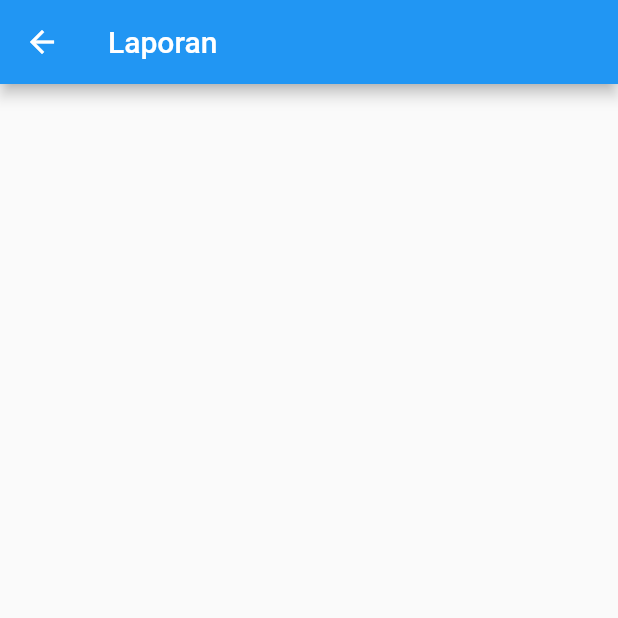
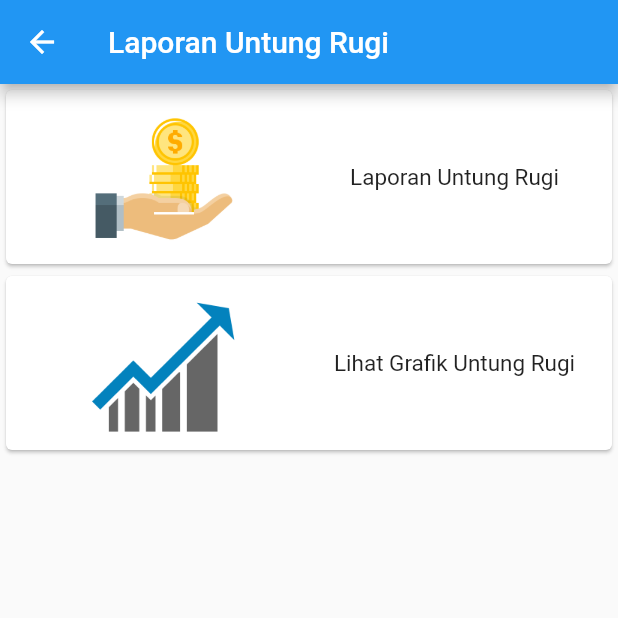
Before and after one commit to arifatun09/Proyek1_ProfitNote, a Flutter app: the Laporan screen opened by its route, on a phone screen of 412 x 824 dp, the top half of it. Run offline on Flutter 3.47's test engine with Material 2 defaults, Android fonts, the phone set to English and light mode, and no system bars.

Commit message:
penambahan menu laporan

```diff
--- a/lib/pages/laporan.dart
+++ b/lib/pages/laporan.dart
@@ -7,7 +7,71 @@ class Laporan extends StatelessWidget {
   Widget build(BuildContext context) {
     return Scaffold(
       appBar: AppBar(
-        title: const Text('Laporan'),
+        title: const Text('Laporan Untung Rugi'),
+      ),
+    body: Column(
+        children: [
+          Card(
+            child: InkWell(
+              onTap: () {
+                Navigator.pushNamed(context, '/modal');
+              },
+              child: Container(
+                margin: const EdgeInsets.all(8),
+                child: Row(
+                  children: const [
+                    Expanded(
+                      child: Image(
+                        image: AssetImage('assets/images/laporanuntung.png'),
+                        width: 100,
+                        height: 100,
+                      ),
+                    ),
+                    Expanded(
+                      child: Text(
+                        'Laporan Untung Rugi',
+                        textAlign: TextAlign.center,
+                        style: TextStyle(
+                          fontSize: 15,
+                        ),
+                      ),
+                    ),
+                  ],
+                ),
+              ),
+            ),
+          ),
+          Card(
+            child: InkWell(
+              onTap: () {
+                Navigator.pushNamed(context, '/lihat_grafik_untungrugi');
+              },
+              child: Container(
+                margin: const EdgeInsets.all(8),
+                child: Row(
+                  children: const [
+                    Expanded(
+                      child: Image(
+                        image: AssetImage('assets/images/grafik.png'),
+                        width: 100,
+                        height: 100,
+                      ),
+                    ),
+                    Expanded(
+                      child: Text(
+                        'Lihat Grafik Untung Rugi',
+                        textAlign: TextAlign.center,
+                        style: TextStyle(
+                          fontSize: 15,
+                        ),
+                      ),
+                    ),
+                  ],
+                ),
+              ),
+            ),
+          ),
+        ],
       ),
     );
   }
```
Also changed, not shown: lib/pages/laporan_untungrugi.dart (added, +14 -0 lines), lib/pages/lihat_grafik_untungrugi.dart (added, +14 -0 lines), assets/images/grafik.png (added), assets/images/laporanuntung.png (added).
